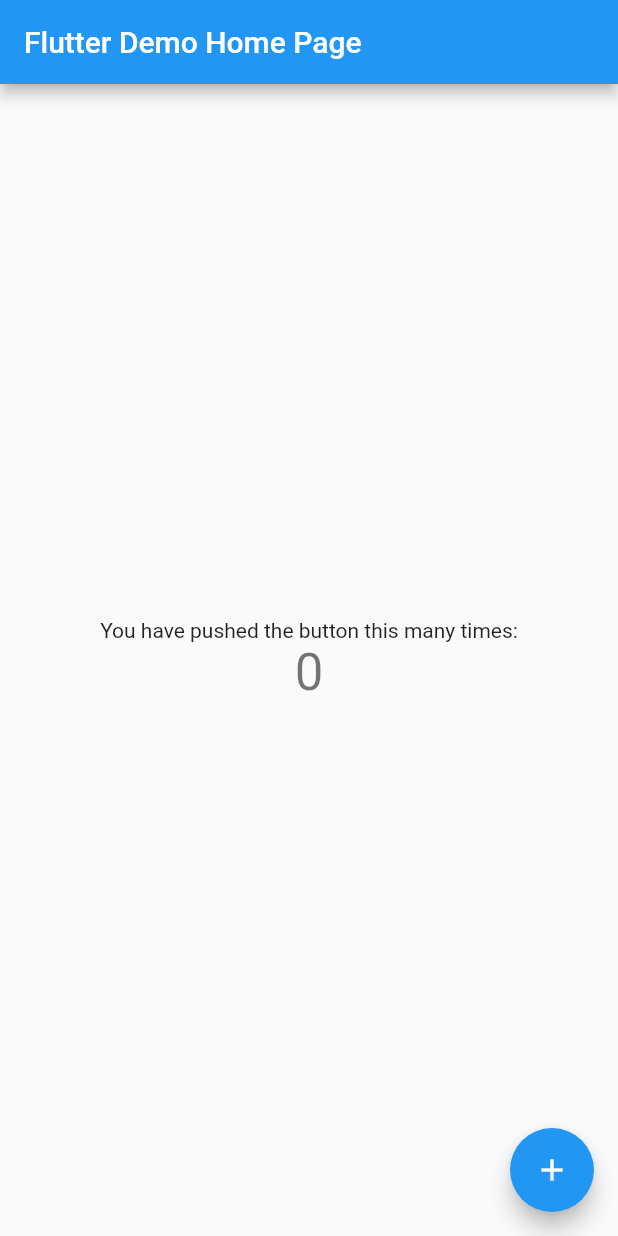
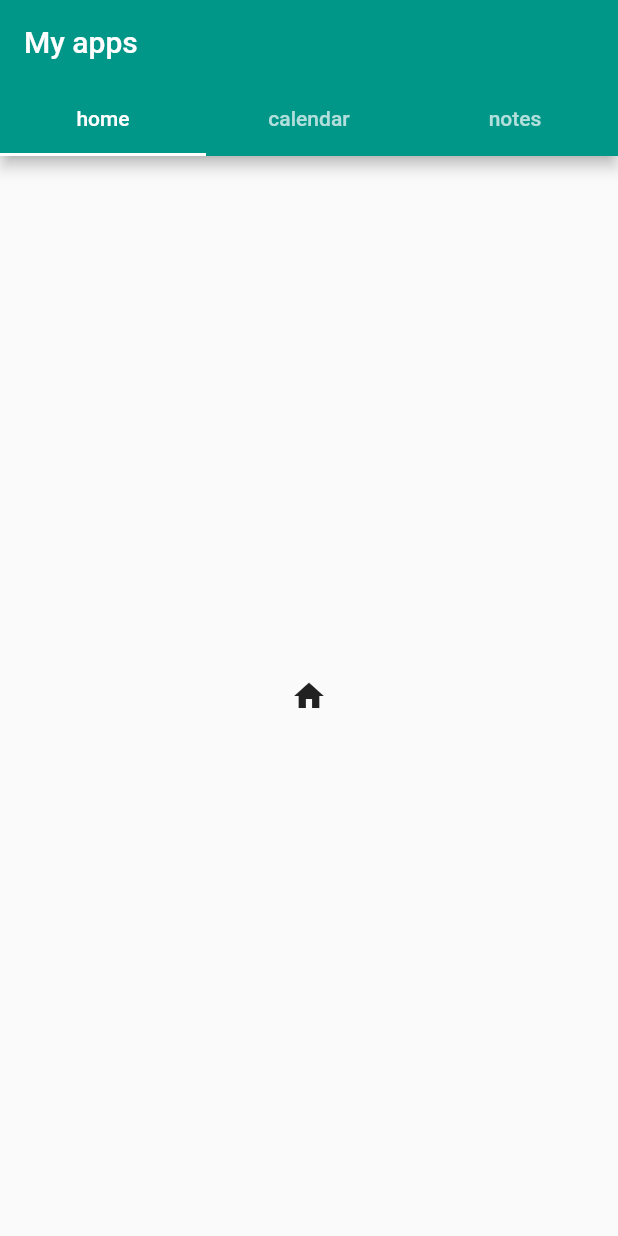
Before and after one commit to IraSoro/period-tracker, a Flutter app: the screen it shows after launch, on a phone screen of 412 x 824 dp. Run offline on Flutter 3.47's test engine with Material 2 defaults, Android fonts, the phone set to English and light mode, and no system bars.

Commit message:
Tabs added

```diff
--- a/lib/main.dart
+++ b/lib/main.dart
@@ -1,115 +1,45 @@
 import 'package:flutter/material.dart';
 
 void main() {
-  runApp(const MyApp());
+  runApp(const TabBarDemo());
 }
 
-class MyApp extends StatelessWidget {
-  const MyApp({Key? key}) : super(key: key);
+class TabBarDemo extends StatelessWidget {
+  const TabBarDemo({super.key});
 
-  // This widget is the root of your application.
   @override
   Widget build(BuildContext context) {
     return MaterialApp(
-      title: 'Flutter Demo',
+      debugShowCheckedModeBanner: false,
       theme: ThemeData(
-        // This is the theme of your application.
-        //
-        // Try running your application with "flutter run". You'll see the
-        // application has a blue toolbar. Then, without quitting the app, try
-        // changing the primarySwatch below to Colors.green and then invoke
-        // "hot reload" (press "r" in the console where you ran "flutter run",
-        // or simply save your changes to "hot reload" in a Flutter IDE).
-        // Notice that the counter didn't reset back to zero; the application
-        // is not restarted.
-        primarySwatch: Colors.blue,
+        primarySwatch: Colors.teal,
       ),
-      home: const MyHomePage(title: 'Flutter Demo Home Page'),
+      home: DefaultTabController(
+        length: 3,
+        child: Scaffold(
+          appBar: AppBar(
+            bottom: const TabBar(
+              tabs: [
+                Tab(
+                  text: 'home',
+                ),
+                Tab(
+                  text: 'calendar',
+                ),
+                Tab(text: 'notes'),
+              ],
+            ),
+            title: const Text('My apps'),
+          ),
+          body: const TabBarView(
+            children: [
+              Icon(Icons.home),
+              Icon(Icons.calendar_month),
+              Icon(Icons.note),
+            ],
+          ),
+        ),
+      ),
     );
   }
 }
-
-class MyHomePage extends StatefulWidget {
-  const MyHomePage({Key? key, required this.title}) : super(key: key);
-
-  // This widget is the home page of your application. It is stateful, meaning
-  // that it has a State object (defined below) that contains fields that affect
-  // how it looks.
-
-  // This class is the configuration for the state. It holds the values (in this
-  // case the title) provided by the parent (in this case the App widget) and
-  // used by the build method of the State. Fields in a Widget subclass are
-  // always marked "final".
-
-  final String title;
-
-  @override
-  State<MyHomePage> createState() => _MyHomePageState();
-}
-
-class _MyHomePageState extends State<MyHomePage> {
-  int _counter = 0;
-
-  void _incrementCounter() {
-    setState(() {
-      // This call to setState tells the Flutter framework that something has
-      // changed in this State, which causes it to rerun the build method below
-      // so that the display can reflect the updated values. If we changed
-      // _counter without calling setState(), then the build method would not be
-      // called again, and so nothing would appear to happen.
-      _counter++;
-    });
-  }
-
-  @override
-  Widget build(BuildContext context) {
-    // This method is rerun every time setState is called, for instance as done
-    // by the _incrementCounter method above.
-    //
-    // The Flutter framework has been optimized to make rerunning build methods
-    // fast, so that you can just rebuild anything that needs updating rather
-    // than having to individually change instances of widgets.
-    return Scaffold(
-      appBar: AppBar(
-        // Here we take the value from the MyHomePage object that was created by
-        // the App.build method, and use it to set our appbar title.
-        title: Text(widget.title),
-      ),
-      body: Center(
-        // Center is a layout widget. It takes a single child and positions it
-        // in the middle of the parent.
-        child: Column(
-          // Column is also a layout widget. It takes a list of children and
-          // arranges them vertically. By default, it sizes itself to fit its
-          // children horizontally, and tries to be as tall as its parent.
-          //
-          // Invoke "debug painting" (press "p" in the console, choose the
-          // "Toggle Debug Paint" action from the Flutter Inspector in Android
-          // Studio, or the "Toggle Debug Paint" command in Visual Studio Code)
-          // to see the wireframe for each widget.
-          //
-          // Column has various properties to control how it sizes itself and
-          // how it positions its children. Here we use mainAxisAlignment to
-          // center the children vertically; the main axis here is the vertical
-          // axis because Columns are vertical (the cross axis would be
-          // horizontal).
-          mainAxisAlignment: MainAxisAlignment.center,
-          children: <Widget>[
-            const Text(
-              'You have pushed the button this many times:',
-            ),
-            Text(
-              '$_counter',
-              style: Theme.of(context).textTheme.headline4,
-            ),
-          ],
-        ),
-      ),
-      floatingActionButton: FloatingActionButton(
-        onPressed: _incrementCounter,
-        tooltip: 'Increment',
-        child: const Icon(Icons.add),
-      ), // This trailing comma makes auto-formatting nicer for build methods.
-    );
-  }
-}
```
